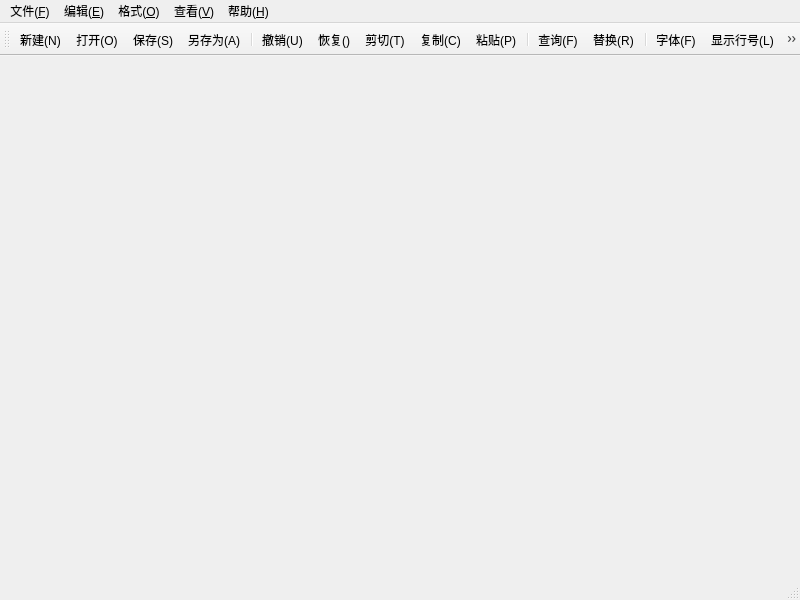
This is lab2/mainwindow.ui in SandraChen888/Sandra_QTCourse as Qt 5 draws it before an edit. The edited form follows.
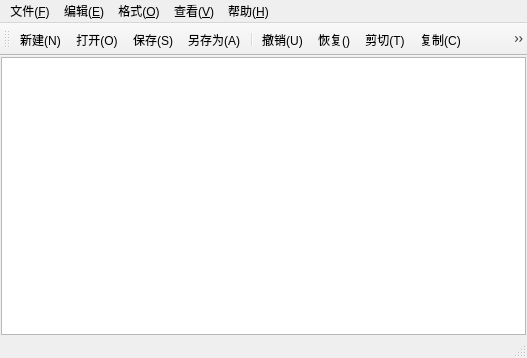
This is the edited form. Icons and pictures are not drawn.

Commit message: finish main ui design

What changed in the file:
```diff
--- a/lab2/mainwindow.ui
+++ b/lab2/mainwindow.ui
@@ -6,20 +6,41 @@
    <rect>
     <x>0</x>
     <y>0</y>
-    <width>800</width>
-    <height>600</height>
+    <width>527</width>
+    <height>358</height>
    </rect>
   </property>
   <property name="windowTitle">
    <string>MainWindow</string>
   </property>
-  <widget class="QWidget" name="centralwidget"/>
+  <widget class="QWidget" name="centralwidget">
+   <layout class="QVBoxLayout" name="verticalLayout">
+    <property name="spacing">
+     <number>0</number>
+    </property>
+    <property name="leftMargin">
+     <number>1</number>
+    </property>
+    <property name="topMargin">
+     <number>1</number>
+    </property>
+    <property name="rightMargin">
+     <number>1</number>
+    </property>
+    <property name="bottomMargin">
+     <number>1</number>
+    </property>
+    <item>
+     <widget class="QPlainTextEdit" name="TextEdit"/>
+    </item>
+   </layout>
+  </widget>
   <widget class="QMenuBar" name="menubar">
    <property name="geometry">
     <rect>
      <x>0</x>
      <y>0</y>
-     <width>800</width>
+     <width>527</width>
      <height>21</height>
     </rect>
    </property>
@@ -89,8 +110,6 @@
    <addaction name="actionLineNumber"/>
    <addaction name="actionWrap"/>
    <addaction name="separator"/>
-   <addaction name="actionToolbar"/>
-   <addaction name="actionStatusbar"/>
   </widget>
   <action name="actionNew">
    <property name="icon">
```
Left out of the diff: 9 changed lines with no effect on the pictures. The commit also changes 3 other files.
